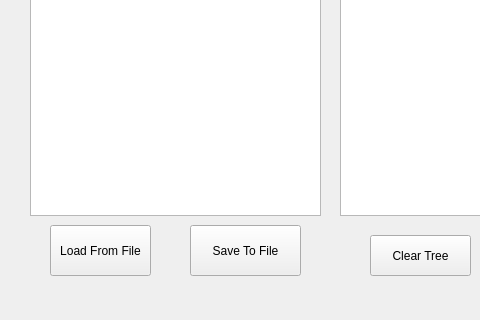
Before: the Qt Designer form cpp/qt/BuildTree/GraphicTree/NormalTree/SuperTreeEditor/mainwindow.ui in EdisoNewtong/Vector, drawn with Qt 5; both pictures show x 0 to 480 and y 275 to 595 of the 986 by 595 pixel window.
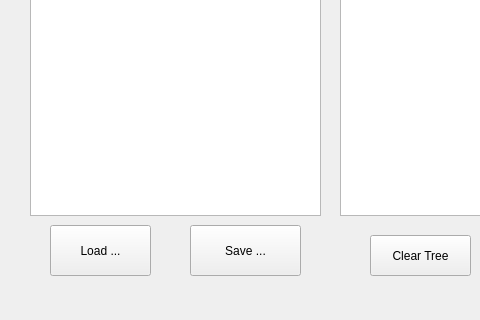
After: the same form once the commit is applied. Custom widgets are drawn as their Qt base class.

```diff
--- a/cpp/qt/BuildTree/GraphicTree/NormalTree/SuperTreeEditor/mainwindow.ui
+++ b/cpp/qt/BuildTree/GraphicTree/NormalTree/SuperTreeEditor/mainwindow.ui
@@ -96,7 +96,7 @@
      </rect>
     </property>
     <property name="text">
-     <string>Load From File</string>
+     <string>Load ...</string>
     </property>
    </widget>
    <widget class="QPushButton" name="saveTreeToFileBtn">
@@ -109,7 +109,7 @@
      </rect>
     </property>
     <property name="text">
-     <string>Save To File</string>
+     <string>Save ...</string>
     </property>
    </widget>
   </widget>
```
Left out of the diff: 3 changed lines with no effect on the pictures.
